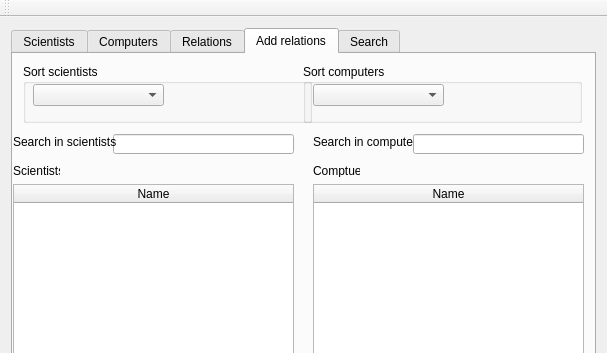
Above: mainwindow.ui from hrafnhildurs/skil3 before the change; both pictures show x 0 to 607 and y 0 to 353 of the 607 by 624 pixel window. Below: the same form after it.
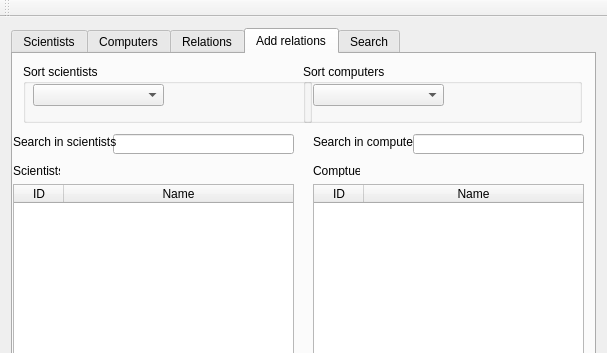
That is the form after the change. The open tabs and pages were chosen to show the change.

```diff
--- a/mainwindow.ui
+++ b/mainwindow.ui
@@ -826,9 +826,23 @@
         <property name="showGrid">
          <bool>false</bool>
         </property>
+        <property name="sortingEnabled">
+         <bool>true</bool>
+        </property>
+        <attribute name="horizontalHeaderDefaultSectionSize">
+         <number>50</number>
+        </attribute>
         <attribute name="horizontalHeaderStretchLastSection">
          <bool>true</bool>
         </attribute>
+        <attribute name="verticalHeaderVisible">
+         <bool>false</bool>
+        </attribute>
+        <column>
+         <property name="text">
+          <string>ID</string>
+         </property>
+        </column>
         <column>
          <property name="text">
           <string>Name</string>
@@ -851,11 +865,22 @@
          <bool>false</bool>
         </property>
         <property name="sortingEnabled">
-         <bool>false</bool>
+         <bool>true</bool>
         </property>
+        <attribute name="horizontalHeaderDefaultSectionSize">
+         <number>50</number>
+        </attribute>
         <attribute name="horizontalHeaderStretchLastSection">
          <bool>true</bool>
         </attribute>
+        <attribute name="verticalHeaderVisible">
+         <bool>false</bool>
+        </attribute>
+        <column>
+         <property name="text">
+          <string>ID</string>
+         </property>
+        </column>
         <column>
          <property name="text">
           <string>Name</string>
```
Left out of the diff: 38 changed lines with no effect on the pictures.
